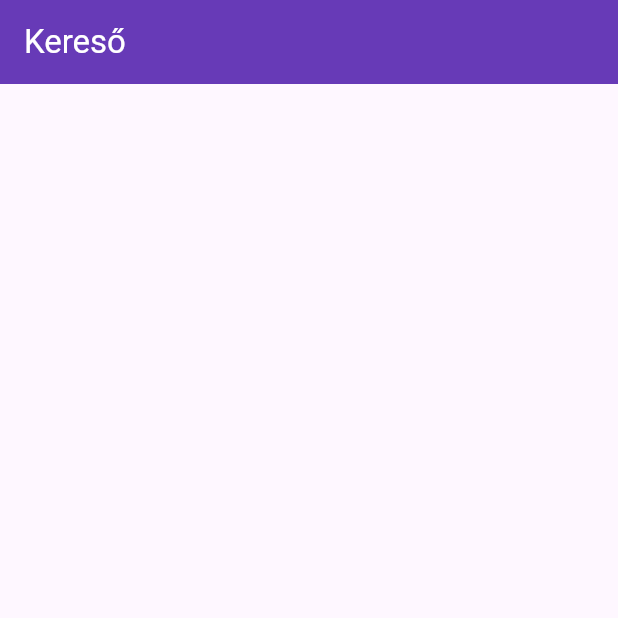
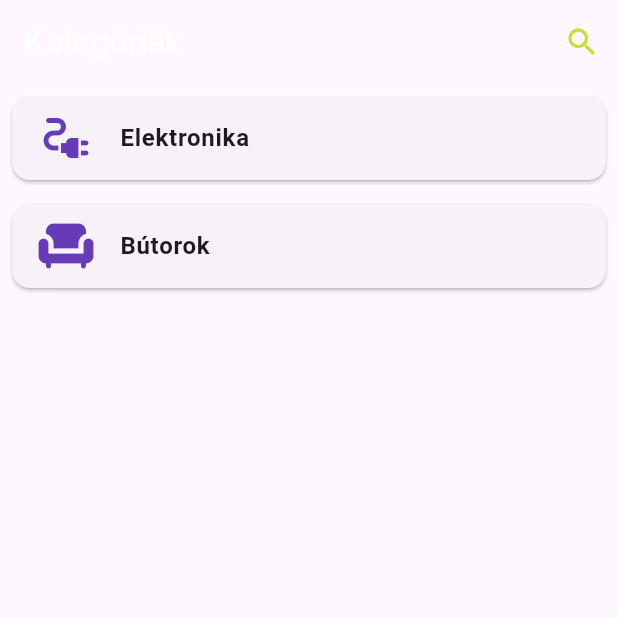
Before and after one commit to codeandpipesmoke/flutter_finder_app, a Flutter app: the screen it shows after launch, on a phone screen of 412 x 824 dp, the top half of it. Run offline on Flutter 3.47's test engine with Material 3 defaults, Android fonts, the phone set to English and light mode, and no system bars.

Commit message:
lista allistával és adatlappal

```diff
--- a/lib/main.dart
+++ b/lib/main.dart
@@ -4,20 +4,207 @@ void main() {
   runApp(const MyApp());
 }
 
-class MyApp extends StatelessWidget {
-  const MyApp({super.key});
+// --- Data Models ---
 
-  // This widget is the root of your application.
+class SubCategory {
+  final int id;
+  final String name;
+  final String description;
+
+  SubCategory({required this.id, required this.name, required this.description});
+}
+
+class Category {
+  final int id;
+  final String name;
+  final IconData icon;
+  final List<SubCategory> subCategories;
+
+  Category({
+    required this.id,
+    required this.name,
+    required this.icon,
+    required this.subCategories,
+  });
+}
+
+// --- Main App Widget (Home Page) ---
+
+class MyApp extends StatefulWidget {
+  const MyApp({Key? key}) : super(key: key);
+
+  @override
+  State<MyApp> createState() => _MyAppState();
+}
+
+class _MyAppState extends State<MyApp> {
+  bool _isSearching = false;
+  final TextEditingController _searchController = TextEditingController();
+
+  // --- Sample Data ---
+  final List<Category> _categories = [
+    Category(
+      id: 1,
+      name: 'Elektronika',
+      icon: Icons.electrical_services,
+      subCategories: [
+        SubCategory(id: 101, name: 'Telefonok', description: 'Okostelefonok és tartozékok.'),
+        SubCategory(id: 102, name: 'Laptopok', description: 'Hordozható számítógépek munkához és szórakozáshoz.'),
+        SubCategory(id: 103, name: 'Fényképezőgépek', description: 'Digitális fényképezőgépek.'),
+      ],
+    ),
+    Category(
+      id: 2,
+      name: 'Bútorok',
+      icon: Icons.chair,
+      subCategories: [
+        SubCategory(id: 201, name: 'Asztalok', description: 'Étkezőasztalok, íróasztalok.'),
+        SubCategory(id: 202, name: 'Székek', description: 'Kényelmes székek otthonra és irodába.'),
+      ],
+    ),
+  ];
+
+  void _toggleSearch() {
+    setState(() {
+      _isSearching = !_isSearching;
+      if (!_isSearching) {
+        _searchController.clear();
+      }
+    });
+  }
+
+  Widget _buildAppBarTitle() {
+    if (_isSearching) {
+      return TextField(
+        controller: _searchController,
+        autofocus: true,
+        style: const TextStyle(color: Colors.white),
+        decoration: const InputDecoration(
+          hintText: 'Keresés...',
+          hintStyle: TextStyle(color: Colors.white54),
+          border: InputBorder.none,
+        ),
+      );
+    } else {
+      return const Text("Kategóriák", style: TextStyle(color: Colors.white));
+    }
+  }
+
   @override
   Widget build(BuildContext context) {
     return MaterialApp(
       debugShowCheckedModeBanner: false,
+      theme: ThemeData(primarySwatch: Colors.deepPurple),
       home: Scaffold(
         appBar: AppBar(
-          backgroundColor: Colors.deepPurple,
-          title: Text("Kereső", style: TextStyle(color: Colors.white),),
+          title: _buildAppBarTitle(),
+          actions: [
+            IconButton(
+              icon: Icon(_isSearching ? Icons.close : Icons.search, color: Colors.lime),
+              onPressed: _toggleSearch,
+            ),
+          ],
         ),
-      )
+        body: ListView.builder(
+          itemCount: _categories.length,
+          itemBuilder: (context, index) {
+            final category = _categories[index];
+            return Card(
+              margin: const EdgeInsets.all(8.0),
+              child: ListTile(
+                leading: Icon(category.icon, size: 40, color: Colors.deepPurple),
+                title: Text(category.name, style: const TextStyle(fontWeight: FontWeight.bold)),
+                onTap: () {
+                  Navigator.push(
+                    context,
+                    MaterialPageRoute(
+                      builder: (context) => SubCategoryListPage(category: category),
+                    ),
+                  );
+                },
+              ),
+            );
+          },
+        ),
+      ),
     );
   }
 }
+
+// --- SubCategory List Page ---
+
+class SubCategoryListPage extends StatelessWidget {
+  final Category category;
+
+  const SubCategoryListPage({Key? key, required this.category}) : super(key: key);
+
+  @override
+  Widget build(BuildContext context) {
+    return Scaffold(
+      appBar: AppBar(
+        title: Text(category.name),
+      ),
+      body: ListView.builder(
+        itemCount: category.subCategories.length,
+        itemBuilder: (context, index) {
+          final subCategory = category.subCategories[index];
+          return Card(
+            margin: const EdgeInsets.symmetric(horizontal: 8.0, vertical: 4.0),
+            child: ListTile(
+              title: Text(subCategory.name),
+              onTap: () {
+                Navigator.push(
+                  context,
+                  MaterialPageRoute(
+                    builder: (context) => SubCategoryDetailPage(subCategory: subCategory),
+                  ),
+                );
+              },
+            ),
+          );
+        },
+      ),
+    );
+  }
+}
+
+// --- SubCategory Detail Page ---
+
+class SubCategoryDetailPage extends StatelessWidget {
+  final SubCategory subCategory;
+
+  const SubCategoryDetailPage({Key? key, required this.subCategory}) : super(key: key);
+
+  @override
+  Widget build(BuildContext context) {
+    return Scaffold(
+      appBar: AppBar(
+        title: Text(subCategory.name),
+      ),
+      body: Padding(
+        padding: const EdgeInsets.all(16.0),
+        child: Card(
+          elevation: 4.0,
+          child: Padding(
+            padding: const EdgeInsets.all(16.0),
+            child: Column(
+              crossAxisAlignment: CrossAxisAlignment.start,
+              mainAxisSize: MainAxisSize.min,
+              children: [
+                Text(
+                  'ID: ${subCategory.id}',
+                  style: Theme.of(context).textTheme.titleMedium?.copyWith(fontWeight: FontWeight.bold),
+                ),
+                const SizedBox(height: 10),
+                Text(
+                  subCategory.description,
+                  style: Theme.of(context).textTheme.bodyLarge,
+                ),
+              ],
+            ),
+          ),
+        ),
+      ),
+    );
+  }
+}
```
